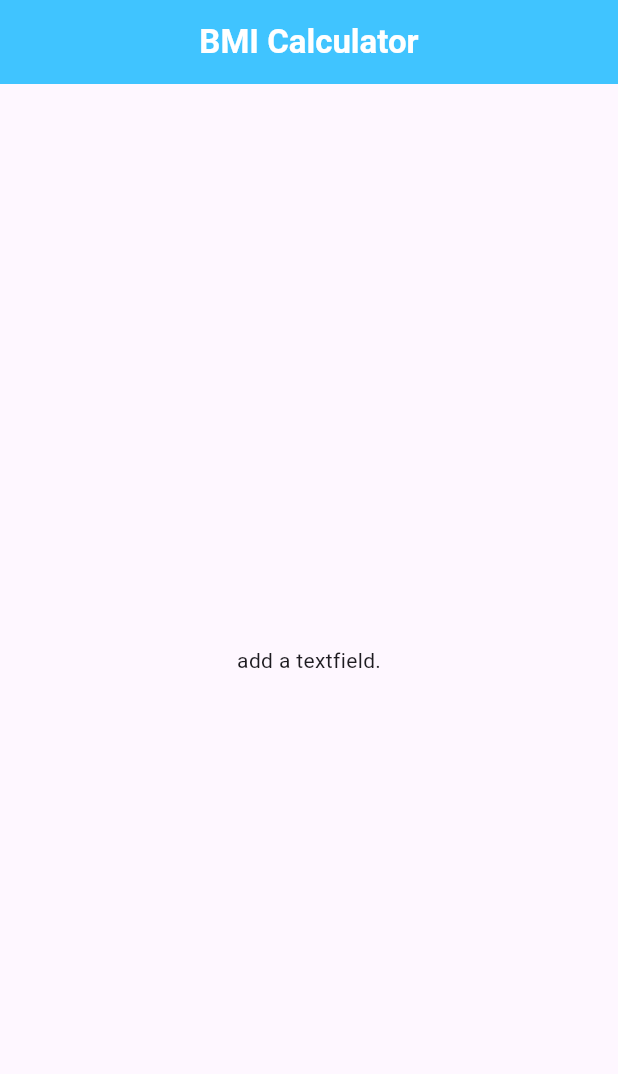
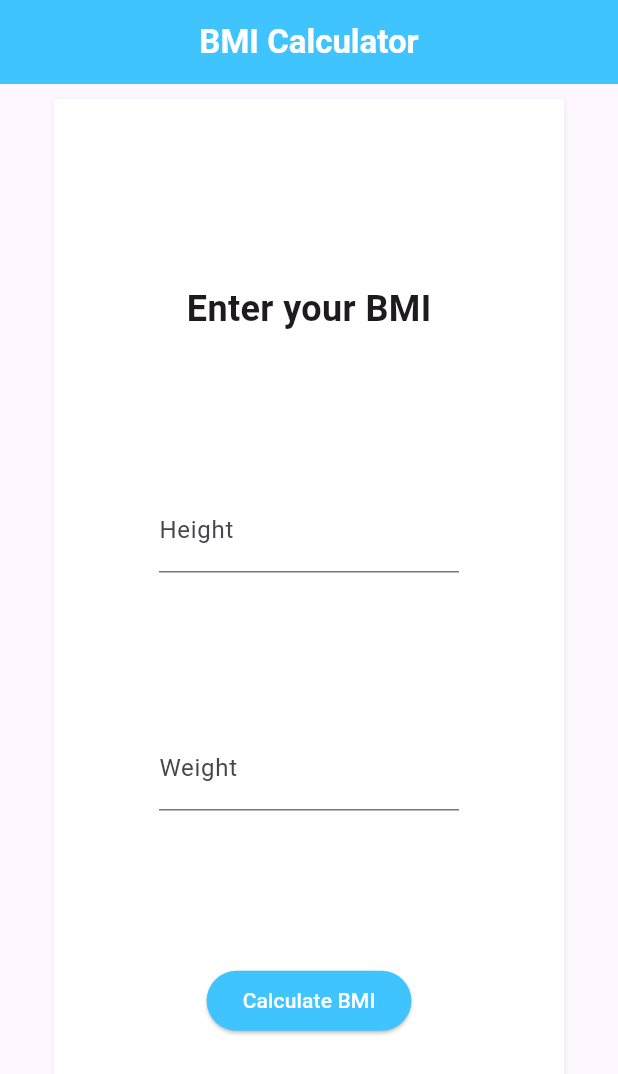
Before and after one commit to itsyuu27/bmi_calculator, a Flutter app: the screen it shows after launch, on a phone screen of 412 x 824 dp. Shown: the top 1074 px of the screen. Run offline on Flutter 3.47's test engine with Material 3 defaults, Android fonts, the phone set to English and light mode, and no system bars.

Commit message:
add container with textfield and button

```diff
--- a/lib/main.dart
+++ b/lib/main.dart
@@ -6,8 +6,6 @@ void main() => runApp(MaterialApp(
 );
 
 class MainScreen extends StatelessWidget {
-  const MainScreen({super.key});
-
   @override
   Widget build(BuildContext context) {
     return Scaffold(
@@ -23,11 +21,69 @@ class MainScreen extends StatelessWidget {
         ),
       ),
 
-      // TODO: add a textfield for the height and weight
-      body: Center(
-        child: Text('add a textfield.'),
+      body: Padding(
+        padding: EdgeInsetsGeometry.symmetric(vertical: 10, horizontal: 20),
+        child: Center(
+          child: Container(
+            padding: EdgeInsets.fromLTRB(70, 20, 70, 20),
+            decoration: BoxDecoration(
+              color: Colors.white,
+              boxShadow: [
+                BoxShadow(
+                  color: Colors.grey.withOpacity(0.15),
+                  offset: const Offset(0, 1),
+                  blurRadius: 2,
+                  spreadRadius: 1
+                )
+              ]
+            ),
+            child: Column(
+              crossAxisAlignment: CrossAxisAlignment.center,
+              mainAxisAlignment: MainAxisAlignment.spaceEvenly,
+              children: [
+                Text("Enter your BMI",
+                  style: TextStyle(
+                    fontSize: 24,
+                    fontWeight: FontWeight.bold,
+                  ),
+                ),
+                SizedBox(
+                  width: 200,
+                  child: TextFormField(
+                    keyboardType: TextInputType.numberWithOptions(decimal: true),
+                    decoration: InputDecoration(
+                      labelText: 'Height',
+                    ),
+                  ),
+                ),
+                SizedBox(
+                  width: 200,
+                  child: TextFormField(
+                    keyboardType: TextInputType.numberWithOptions(decimal: true),
+                    decoration: InputDecoration(
+                      labelText: 'Weight',
+                    ),
+                  ),
+                ),
+                ElevatedButton(
+                  onPressed: () {},
+                  style: ButtonStyle(
+                    backgroundColor: MaterialStateProperty.all<Color>(Colors.lightBlueAccent),
+                    foregroundColor: MaterialStateProperty.all<Color>(Colors.white)
+                  ),
+                  child: Text('Calculate BMI'),
+                ),
+                /* Text("Results",
+                  style: TextStyle(
+                    fontSize: 24,
+                    fontWeight: FontWeight.bold,
+                  ),
+                ), */
+              ],
+            ),
+          ),
+        ),
       ),
-
     );
   }
 }
```
